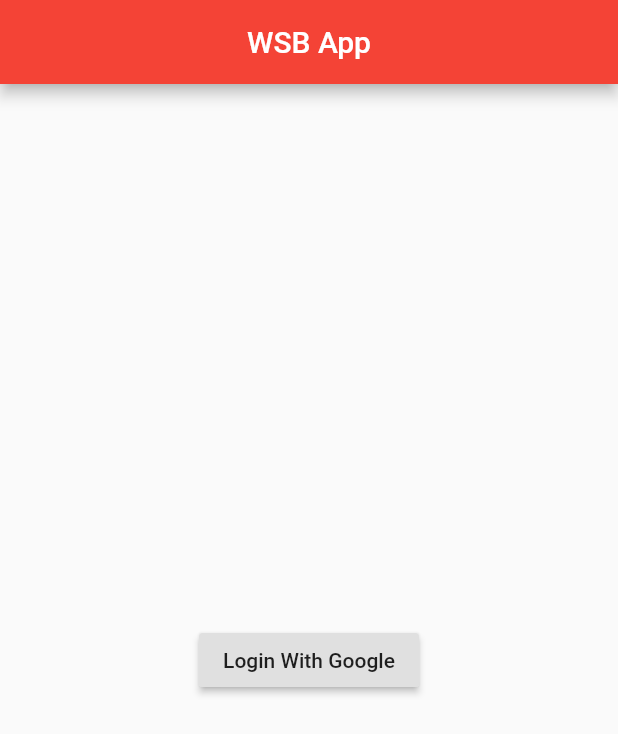
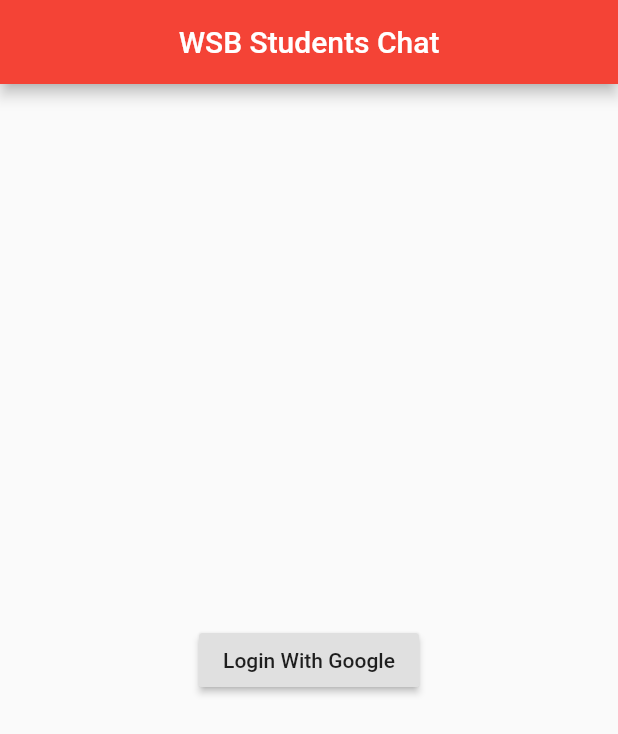
Before and after one commit to slawek1988/nauka2, a Flutter app: the screen it shows after launch, on a phone screen of 412 x 824 dp. Shown: the top 734 px of the screen. Run offline on Flutter 3.47's test engine with Material 2 defaults, Android fonts, the light colour scheme and no system bars; our stand-ins replace cloud_firestore, firebase_auth, google_sign_in; missing offline and left inert: dart:html; accounts and stored records are empty.

Commit message:
Chat minor UI fixes

```diff
--- a/lib/main.dart
+++ b/lib/main.dart
@@ -17,7 +17,7 @@ class MyApp extends StatelessWidget {
       theme: ThemeData(
         primarySwatch: Colors.red,
       ),
-      home: MyHomePage(title: 'WSB App'),
+      home: MyHomePage(title: 'WSB Students Chat'),
     );
   }
 }
@@ -54,10 +54,10 @@ class _MyHomePageState extends State<MyHomePage> {
         (await _auth.signInWithCredential(credential)).user;
     print("signed in " + user.displayName);
 
-    databaseReference.collection('chat').snapshots().listen((event) {
+    databaseReference.collection('chat').limit(50).snapshots().listen((event) {
       print("GOT RESPONSE FROM DATABASE ${event.runtimeType}");
 
-      event.documents.forEach((element) {
+      event.documents.reversed.forEach((element) {
         chatMessages.add("${element['message']} from ${element['user']}");
       });
       setState(() {
@@ -95,6 +95,7 @@ class _MyHomePageState extends State<MyHomePage> {
     } else {
       return Scaffold(
         appBar: AppBar(
+          backgroundColor: _user == null ? Colors.red : Colors.blueGrey,
           actions: _isLoggedIn(),
           centerTitle: true,
           title: Text(widget.title),
```
